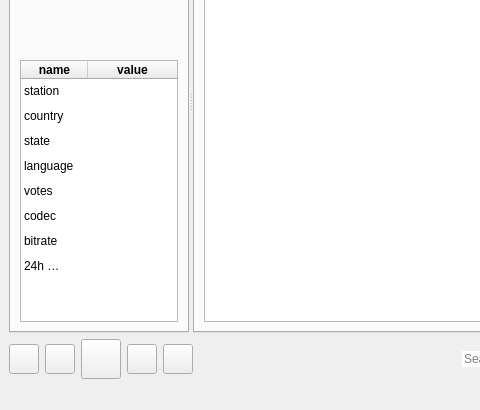
Above: mainwindow.ui from grzesiekkedzior/TuneScape before the change; both pictures show x 0 to 480 and y 142 to 552 of the 911 by 552 pixel window. Below: the same form after it.
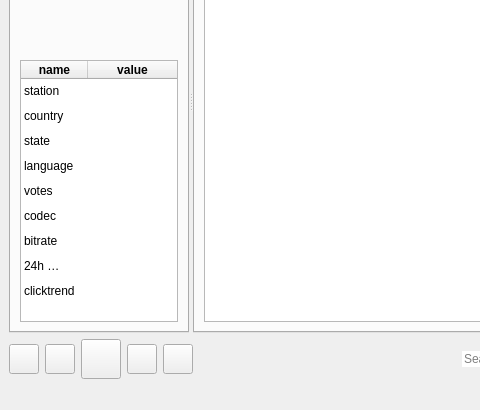
That is the form after the change. The open tabs and pages were chosen to show the change. Icons and pictures are not drawn.

```diff
--- a/mainwindow.ui
+++ b/mainwindow.ui
@@ -99,7 +99,7 @@
           <x>0</x>
           <y>0</y>
           <width>180</width>
-          <height>456</height>
+          <height>462</height>
          </rect>
         </property>
         <property name="sizePolicy">
@@ -332,6 +332,15 @@
                  <height>0</height>
                 </size>
                </property>
+               <property name="frameShadow">
+                <enum>QFrame::Sunken</enum>
+               </property>
+               <property name="lineWidth">
+                <number>1</number>
+               </property>
+               <property name="midLineWidth">
+                <number>0</number>
+               </property>
                <property name="editTriggers">
                 <set>QAbstractItemView::AnyKeyPressed</set>
                </property>
@@ -408,6 +417,11 @@
                  <string>8</string>
                 </property>
                </row>
+               <row>
+                <property name="text">
+                 <string>9</string>
+                </property>
+               </row>
                <column>
                 <property name="text">
                  <string>name</string>
@@ -432,6 +446,9 @@
                 <property name="text">
                  <string>station</string>
                 </property>
+                <property name="flags">
+                 <set>ItemIsEnabled</set>
+                </property>
                </item>
                <item row="0" column="1">
                 <property name="text">
@@ -442,39 +459,65 @@
                 <property name="text">
                  <string>country</string>
                 </property>
+                <property name="flags">
+                 <set>ItemIsEnabled</set>
+                </property>
                </item>
                <item row="2" column="0">
                 <property name="text">
                  <string>state</string>
                 </property>
                 <property name="flags">
-                 <set>ItemIsSelectable|ItemIsDragEnabled|ItemIsDropEnabled|ItemIsUserCheckable|ItemIsEnabled</set>
+                 <set>ItemIsEnabled</set>
                 </property>
                </item>
                <item row="3" column="0">
                 <property name="text">
                  <string>language</string>
                 </property>
+                <property name="flags">
+                 <set>ItemIsEnabled</set>
+                </property>
                </item>
                <item row="4" column="0">
                 <property name="text">
                  <string>votes</string>
                 </property>
+                <property name="flags">
+                 <set>ItemIsEnabled</set>
+                </property>
                </item>
                <item row="5" column="0">
                 <property name="text">
                  <string>codec</string>
                 </property>
+                <property name="flags">
+                 <set>ItemIsEnabled</set>
+                </property>
                </item>
                <item row="6" column="0">
                 <property name="text">
                  <string>bitrate</string>
                 </property>
+                <property name="flags">
+                 <set>ItemIsEnabled</set>
+                </property>
                </item>
                <item row="7" column="0">
                 <property name="text">
                  <string>24h clickcount</string>
                 </property>
+                <property name="flags">
+                 <set>ItemIsEnabled</set>
+                </property>
+               </item>
+               <item row="8" column="0">
+                <property name="text">
+                 <string>clicktrend</string>
+                </property>
+                <property name="flags">
+                 <set>ItemIsEnabled</set>
+                </property>
                </item>
               </widget>
              </item>
```
Left out of the diff: 10 changed lines with no effect on the pictures.
